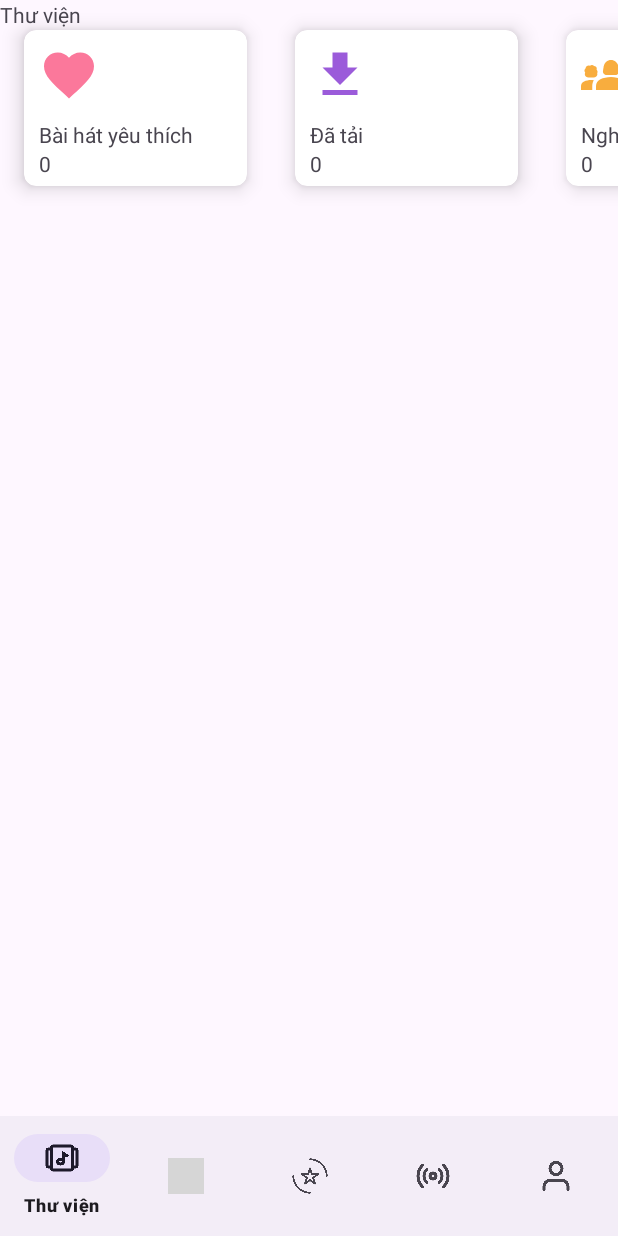
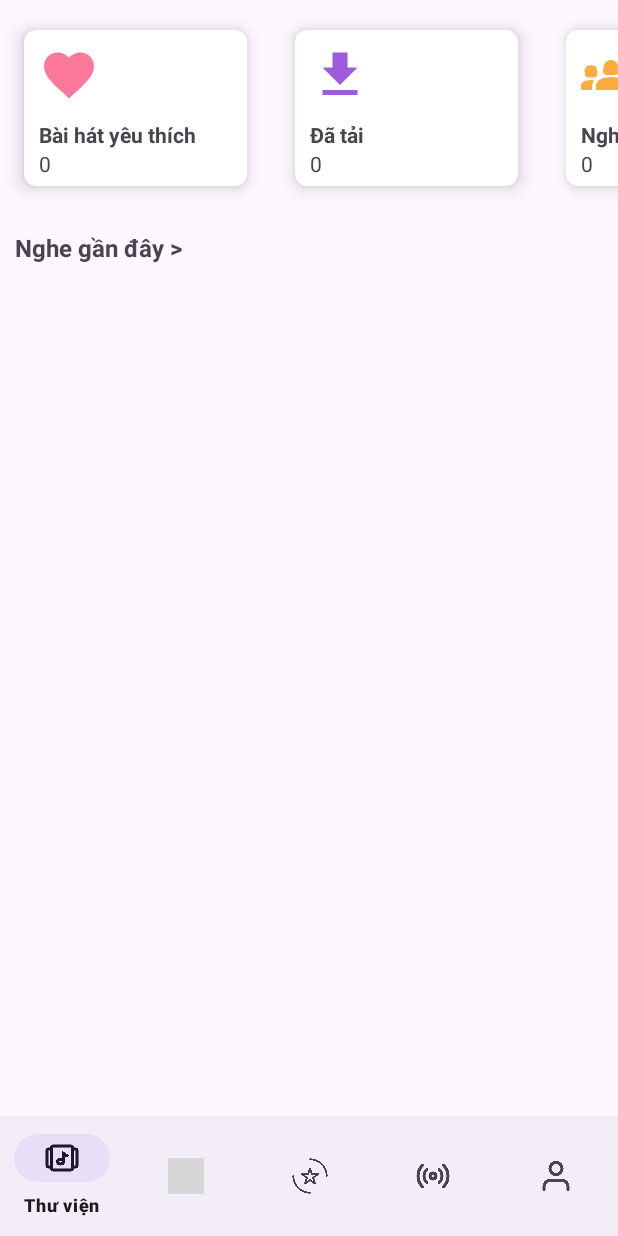
Before and after one commit to tuanthanh2603/android-app-music-listening, an Android app: the screen it shows after launch (MainActivity), on a phone screen of 412 x 824 dp. Run offline under Robolectric (Android 15) with nearby library versions, the phone set to English and light mode, and no system bars; grey boxes are pictures that could not be loaded.

Commit message:
create app success

```diff
--- a/app/src/main/res/layout/fragment_library.xml
+++ b/app/src/main/res/layout/fragment_library.xml
@@ -7,10 +7,6 @@
     tools:context=".Fragment.LibraryFragment">
 
     <!-- TODO: Update blank fragment layout -->
-    <TextView
-        android:layout_width="match_parent"
-        android:layout_height="match_parent"
-        android:text="Thư viện" />
 
     <LinearLayout
         android:layout_width="match_parent"
@@ -19,7 +15,8 @@
 
         <HorizontalScrollView
             android:layout_width="wrap_content"
-            android:layout_height="wrap_content">
+            android:layout_height="wrap_content"
+            >
             <LinearLayout
                 android:layout_width="wrap_content"
                 android:layout_height="match_parent"
@@ -53,6 +50,7 @@
                             android:layout_width="match_parent"
                             android:layout_height="wrap_content"
                             android:layout_marginLeft="10dp"
+                            android:textStyle="bold"
                             android:text="Bài hát yêu thích" />
 
                         <TextView
@@ -93,6 +91,7 @@
                             android:layout_width="match_parent"
                             android:layout_height="wrap_content"
                             android:layout_marginLeft="10dp"
+                            android:textStyle="bold"
                             android:text="Đã tải" />
 
                         <TextView
@@ -132,6 +131,7 @@
                             android:layout_width="match_parent"
                             android:layout_height="wrap_content"
                             android:layout_marginLeft="10dp"
+                            android:textStyle="bold"
                             android:text="Nghệ sĩ" />
 
                         <TextView
@@ -171,6 +171,7 @@
                             android:layout_width="match_parent"
                             android:layout_height="wrap_content"
                             android:layout_marginLeft="10dp"
+                            android:textStyle="bold"
                             android:text="MV" />
 
                         <TextView
@@ -185,6 +186,15 @@
 
             </LinearLayout>
         </HorizontalScrollView>
+
+        <TextView
+            android:id="@+id/textView4"
+            android:layout_width="match_parent"
+            android:layout_height="wrap_content"
+            android:layout_margin="10dp"
+            android:textSize="16dp"
+            android:textStyle="bold"
+            android:text="Nghe gần đây >" />
     </LinearLayout>
 
 </FrameLayout>
```
